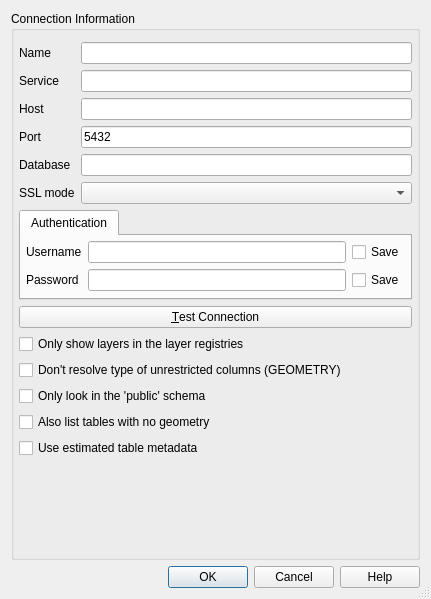
Before: the Qt Designer form src/ui/qgspgnewconnectionbase.ui in carsmie/QGIS, drawn with Qt 5.
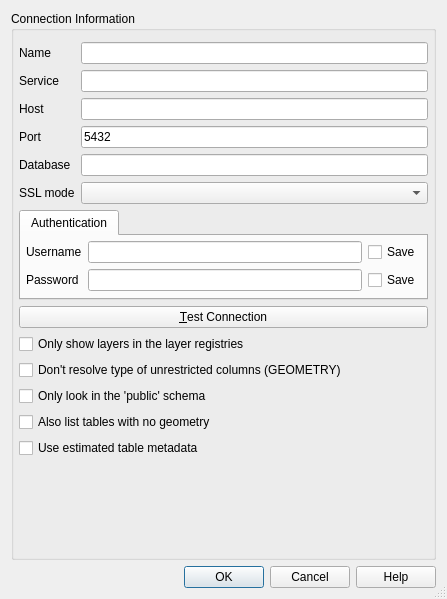
After: the same form once the commit is applied.

What changed in the file:
```diff
--- a/src/ui/qgspgnewconnectionbase.ui
+++ b/src/ui/qgspgnewconnectionbase.ui
@@ -6,7 +6,7 @@
    <rect>
     <x>0</x>
     <y>0</y>
-    <width>431</width>
+    <width>447</width>
     <height>599</height>
    </rect>
   </property>
```
Left out of the diff: 7 changed lines with no effect on the pictures.
